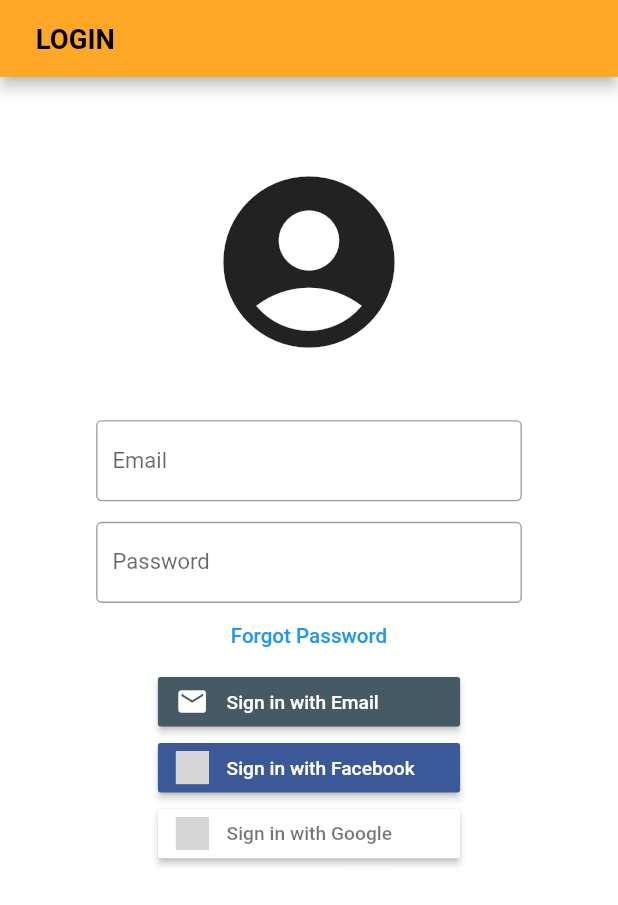
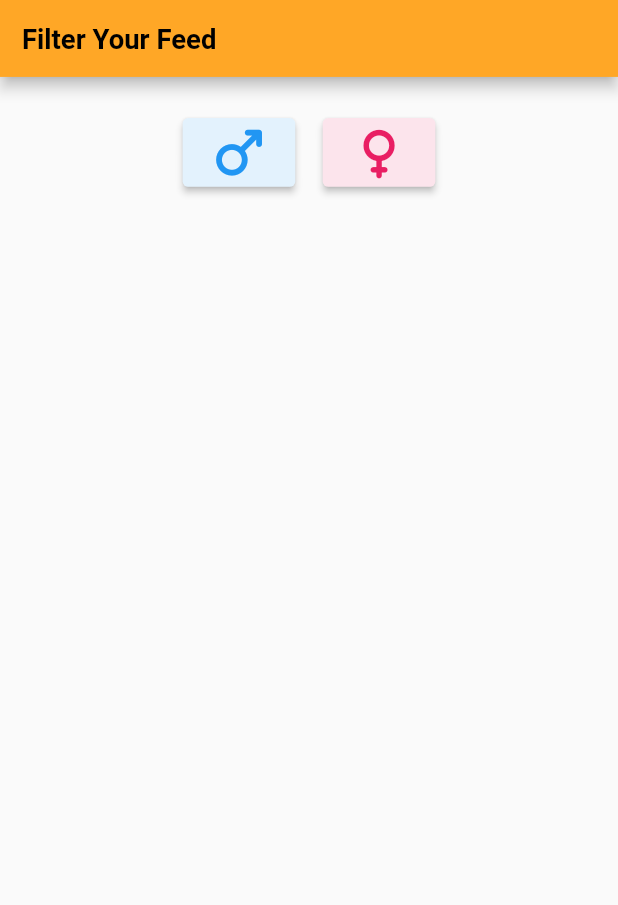
Before and after one commit to SRJ2910/YoMe, a Flutter app: the screen it shows after launch, on a phone screen of 412 x 824 dp. Shown: the top 905 px of the screen. Run offline on Flutter 3.47's test engine with Material 2 defaults, Android fonts, the phone set to English and light mode, and no system bars; our stand-ins replace flutter_signin_button, responsive_framework, syncfusion_flutter_sliders; grey boxes are pictures that could not be loaded.

Commit message:
devloping feed filter page

```diff
--- /dev/null
+++ b/lib/feedfilter.dart
@@ -0,0 +1,96 @@
+import 'package:flutter/material.dart';
+import 'package:syncfusion_flutter_sliders/sliders.dart';
+
+SfRangeValues _values = SfRangeValues(20, 35);
+
+class Filter extends StatefulWidget {
+  Filter({Key? key}) : super(key: key);
+
+  @override
+  _FilterState createState() => _FilterState();
+}
+
+class _FilterState extends State<Filter> {
+  @override
+  Widget build(BuildContext context) {
+    return Material(
+      child: new Scaffold(
+          appBar: AppBar(
+            title: const Text('Filter Your Feed',
+                style: TextStyle(
+                    fontWeight: FontWeight.bold,
+                    fontSize: 20.0,
+                    // fontFamily: 'sans-serif-light',
+                    color: Colors.black)),
+          ),
+          body: Center(
+            child: new ListView(
+              children: <Widget>[
+                Padding(
+                  padding: const EdgeInsets.only(top: 30),
+                  child: Row(
+                    mainAxisAlignment: MainAxisAlignment.center,
+                    crossAxisAlignment: CrossAxisAlignment.center,
+                    children: [
+                      Container(
+                        // height: 200,
+                        // width: 200,
+                        child: ElevatedButton(
+                          onPressed: () {},
+                          child: Icon(
+                            Icons.male_rounded,
+                            size: 50,
+                            color: Colors.blue,
+                          ),
+                          style: ElevatedButton.styleFrom(
+                            primary: Colors.blue[50], // background
+                            // onPrimary: Colors.white, // foreground
+                          ),
+                        ),
+                      ),
+                      SizedBox(
+                        width: 20,
+                      ),
+                      Container(
+                        // height: 200,
+                        // width: 200,
+                        child: ElevatedButton(
+                          onPressed: () {},
+                          child: Icon(
+                            Icons.female_rounded,
+                            size: 50,
+                            color: Colors.pink,
+                          ),
+                          style: ElevatedButton.styleFrom(
+                            primary: Colors.pink[50], // background
+                            // onPrimary: Colors.white, // foreground
+                          ),
+                        ),
+                      ),
+                    ],
+                  ),
+                ),
+              ],
+            ),
+          )
+          // Center(
+          //   child: SfRangeSlider(
+          //     min: 18,
+          //     max: 80,
+          //     values: _values,
+          //     interval: 8,
+          //     showTicks: true,
+          //     showLabels: true,
+          //     enableTooltip: true,
+          //     minorTicksPerInterval: 1,
+          //     onChanged: (SfRangeValues values) {
+          //       setState(() {
+          //         _values = values;
+          //       });
+          //     },
+          //   ),
+          // ),
+          ),
+    );
+  }
+}
--- a/lib/main.dart
+++ b/lib/main.dart
@@ -1,3 +1,4 @@
+import 'package:date_sate_app/feedfilter.dart';
 import 'package:date_sate_app/profile.dart';
 import 'package:flutter/material.dart';
 import 'package:responsive_framework/responsive_framework.dart';
@@ -32,7 +33,8 @@ class MyApp extends StatelessWidget {
           "/LoginPage": (context) => Login(),
           "/ProfilePage": (context) => ProfilePage(),
         },
-        home: Login(),
+        // home: Login(),
+        home: Filter(),
       ),
     );
   }
--- a/pubspec.yaml
+++ b/pubspec.yaml
@@ -30,6 +30,7 @@ dependencies:
   cupertino_icons: ^1.0.2
   responsive_framework: ^0.1.4
   flutter_signin_button: ^2.0.0
+  syncfusion_flutter_sliders: ^19.2.51
 
 
 dev_dependencies:
```
Also changed, not shown: pubspec.lock.
